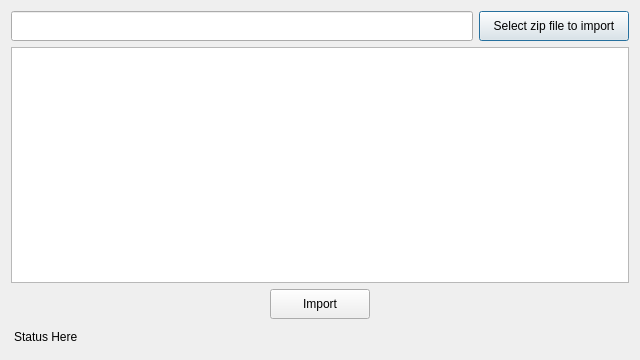
The window that Gui/Dialogs/DialogImport.ui (fxdeniz/NeSync) describes before a commit, drawn with Qt 5.
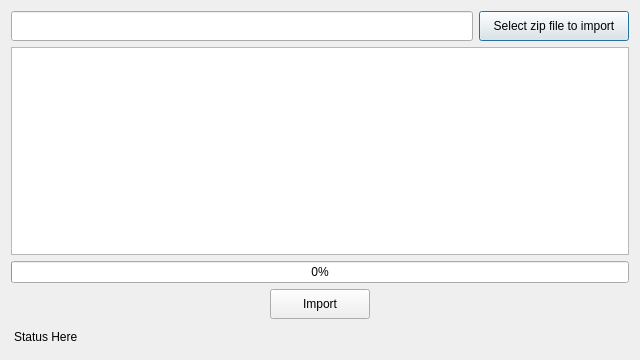
The same window after the commit.

Diff of the .ui file:
```diff
--- a/Gui/Dialogs/DialogImport.ui
+++ b/Gui/Dialogs/DialogImport.ui
@@ -59,6 +59,16 @@
      </attribute>
     </widget>
    </item>
+   <item>
+    <widget class="QProgressBar" name="progressBar">
+     <property name="value">
+      <number>0</number>
+     </property>
+     <property name="alignment">
+      <set>Qt::AlignCenter</set>
+     </property>
+    </widget>
+   </item>
    <item>
     <layout class="QHBoxLayout" name="horizontalLayout_2">
      <item>
```
